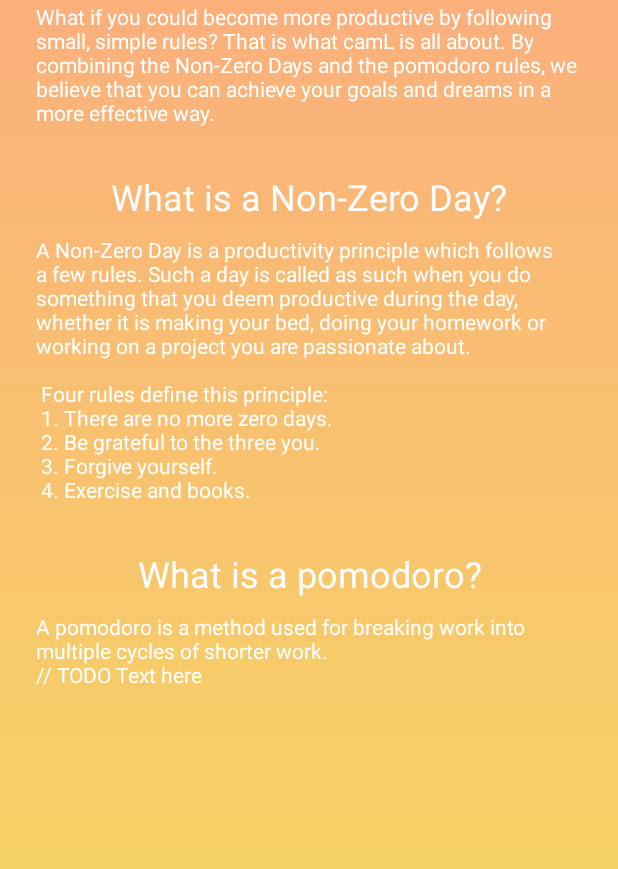
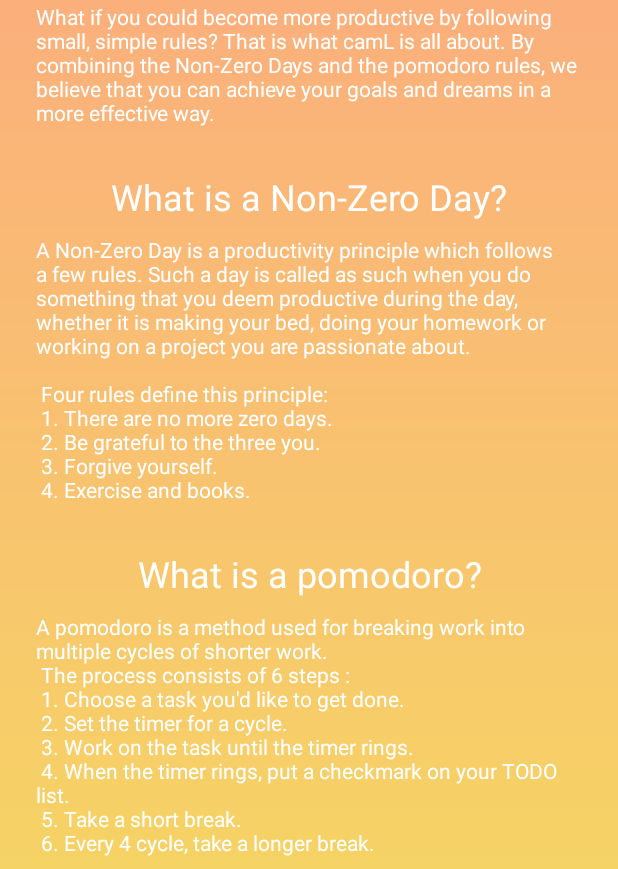
Before and after one commit to LouisBertin/8INF872_Pomodoro, an Android app: the AboutActivity screen opened directly, with no data from a screen before it, on a phone screen of 412 x 824 dp, the part 367-1236 px from its top. Run offline under Robolectric (Android 15) with nearby library versions, the phone set to English and light mode, and no system bars.

Commit message:
string pomodoro about

```diff
--- a/app/src/main/res/values/strings.xml
+++ b/app/src/main/res/values/strings.xml
@@ -74,7 +74,15 @@
         4. Exercise and books.
     </string>
     <string name="about_pomodoro">What is a pomodoro?</string>
-    <string name="about_pomodoro_text">A pomodoro is a method used for breaking work into multiple cycles of shorter work. \n// TODO Text here</string>
+    <string name="about_pomodoro_text">A pomodoro is a method used for breaking work into multiple cycles of shorter work. \n
+        The process consists of 6 steps :\n
+        1. Choose a task you\'d like to get done.\n
+        2. Set the timer for a cycle.\n
+        3. Work on the task until the timer rings.\n
+        4. When the timer rings, put a checkmark on your TODO list.\n
+        5. Take a short break.\n
+        6. Every 4 cycle, take a longer break.
+    </string>
     <!-- \About Activity -->
 
 </resources>
```
